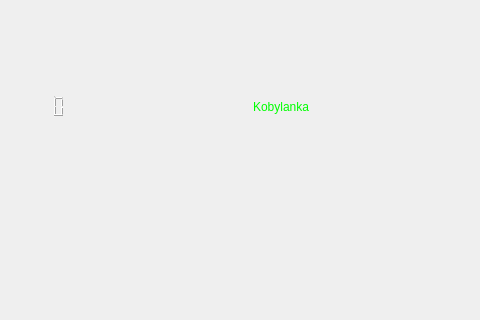
Above: iDom_Client/idom_client.ui from cyniu88/QT_kurs before the change; both pictures show x 0 to 480 and y 0 to 320 of the 855 by 907 pixel window. Below: the same form after it.
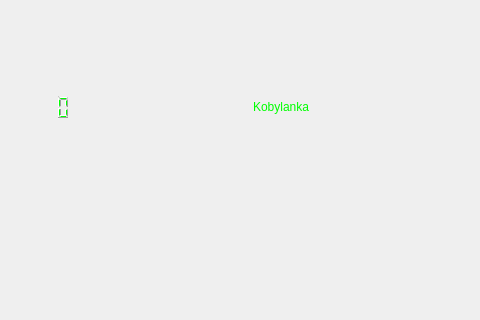
That is the form after the change. Icons and pictures are not drawn.

What changed in the file:
```diff
--- a/iDom_Client/idom_client.ui
+++ b/iDom_Client/idom_client.ui
@@ -147,7 +147,7 @@
                 <item>
                  <widget class="QLCDNumber" name="snap_counter">
                   <property name="sizePolicy">
-                   <sizepolicy hsizetype="Minimum" vsizetype="Fixed">
+                   <sizepolicy hsizetype="Minimum" vsizetype="Preferred">
                     <horstretch>0</horstretch>
                     <verstretch>0</verstretch>
                    </sizepolicy>
```
